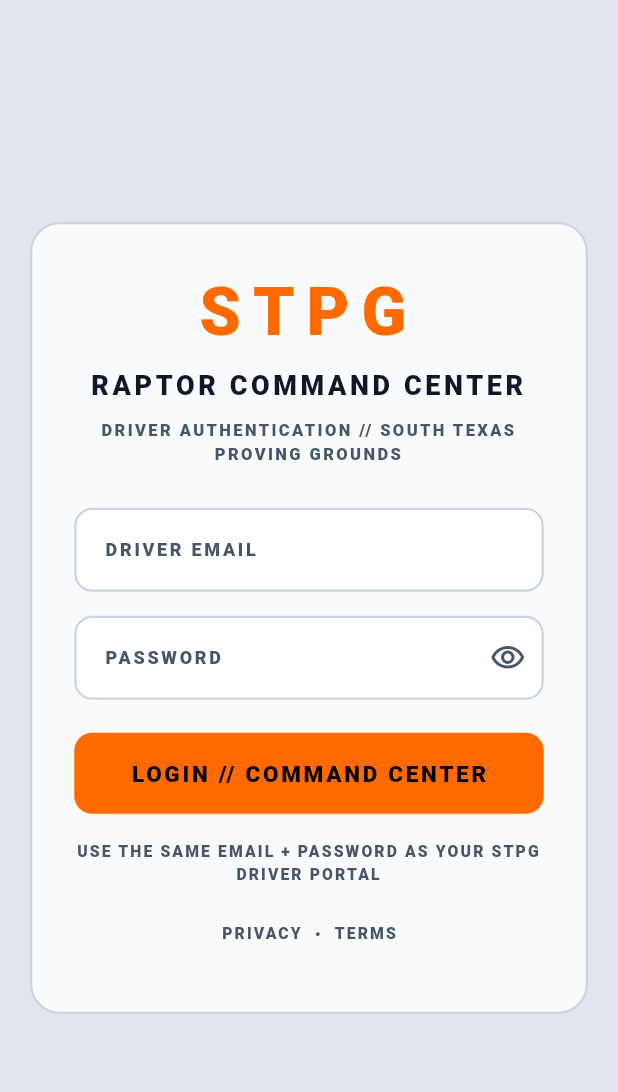
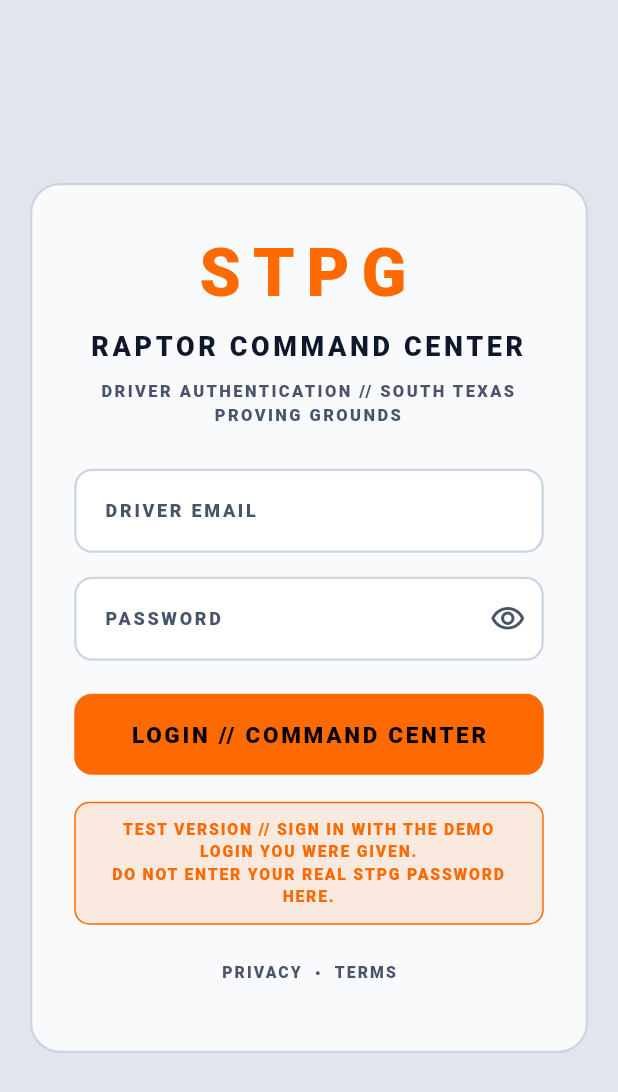
Before and after one commit to Sydefxxs/stpg-command-center-flutter, a Flutter app: the screen it shows after launch, on a phone screen of 412 x 824 dp. Shown: the top 1092 px of the screen. Run offline on Flutter 3.47's test engine with Material 3 defaults, Android fonts, the phone set to English and light mode, and no system bars; our stand-ins replace firebase_core, firebase_messaging, flutter_compass, flutter_local_notifications, flutter_map, flutter_secure_storage and 8 more; missing offline and left inert: dart:js_interop; accounts and stored records are empty.

Commit message:
Login: test-version notice to use the demo login

```diff
--- a/lib/screens/login_screen.dart
+++ b/lib/screens/login_screen.dart
@@ -1,4 +1,6 @@
 import 'package:flutter/material.dart';
+
+import '../config.dart';
 
 import '../state/app_state.dart';
 import '../theme.dart';
@@ -167,11 +169,26 @@ class _LoginScreenState extends State<LoginScreen> {
                         ),
                       ),
                       const SizedBox(height: 18),
-                      Text(
-                        'USE THE SAME EMAIL + PASSWORD AS YOUR STPG DRIVER PORTAL',
-                        textAlign: TextAlign.center,
-                        style: Stpg.label(size: 10.5, spacing: 1.4),
-                      ),
+                      if (StpgConfig.isDevBackend)
+                        Container(
+                          padding: const EdgeInsets.symmetric(horizontal: 12, vertical: 10),
+                          decoration: BoxDecoration(
+                            color: Stpg.orange.withValues(alpha: 0.12),
+                            border: Border.all(color: Stpg.orange),
+                            borderRadius: BorderRadius.circular(10),
+                          ),
+                          child: Text(
+                            'TEST VERSION // SIGN IN WITH THE DEMO LOGIN YOU WERE GIVEN.\nDO NOT ENTER YOUR REAL STPG PASSWORD HERE.',
+                            textAlign: TextAlign.center,
+                            style: Stpg.label(size: 10.5, color: Stpg.orange, spacing: 1.2),
+                          ),
+                        )
+                      else
+                        Text(
+                          'USE THE SAME EMAIL + PASSWORD AS YOUR STPG DRIVER PORTAL',
+                          textAlign: TextAlign.center,
+                          style: Stpg.label(size: 10.5, spacing: 1.4),
+                        ),
                       const SizedBox(height: 8),
                       const LegalLinks(),
                     ],
```
